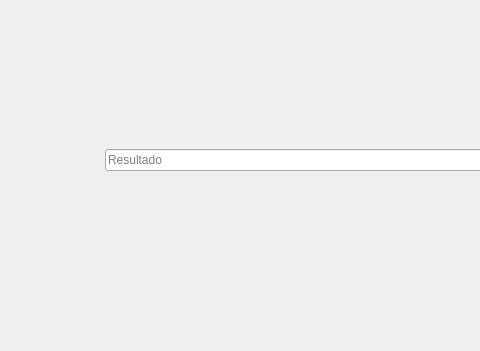
Old version of the form FahrenheitCelsius.ui in the repository FernandoLGL/fahrenheit-celsius-Qt; both pictures show x 0 to 480 and y 249 to 600 of the 800 by 600 pixel window.
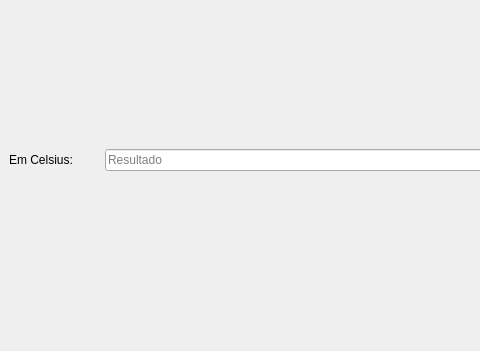
New version of the form.

Commit message: All done just needs ricing

```diff
--- a/FahrenheitCelsius.ui
+++ b/FahrenheitCelsius.ui
@@ -29,6 +29,13 @@
       </item>
      </widget>
     </item>
+    <item row="1" column="0">
+     <widget class="QLabel" name="labelResultado">
+      <property name="text">
+       <string>Em Celsius:</string>
+      </property>
+     </widget>
+    </item>
     <item row="0" column="1">
      <widget class="QLineEdit" name="inputUsuario"/>
     </item>
```
Left out of the diff: 2 changed lines with no effect on the pictures. The commit also changes 2 other files.
